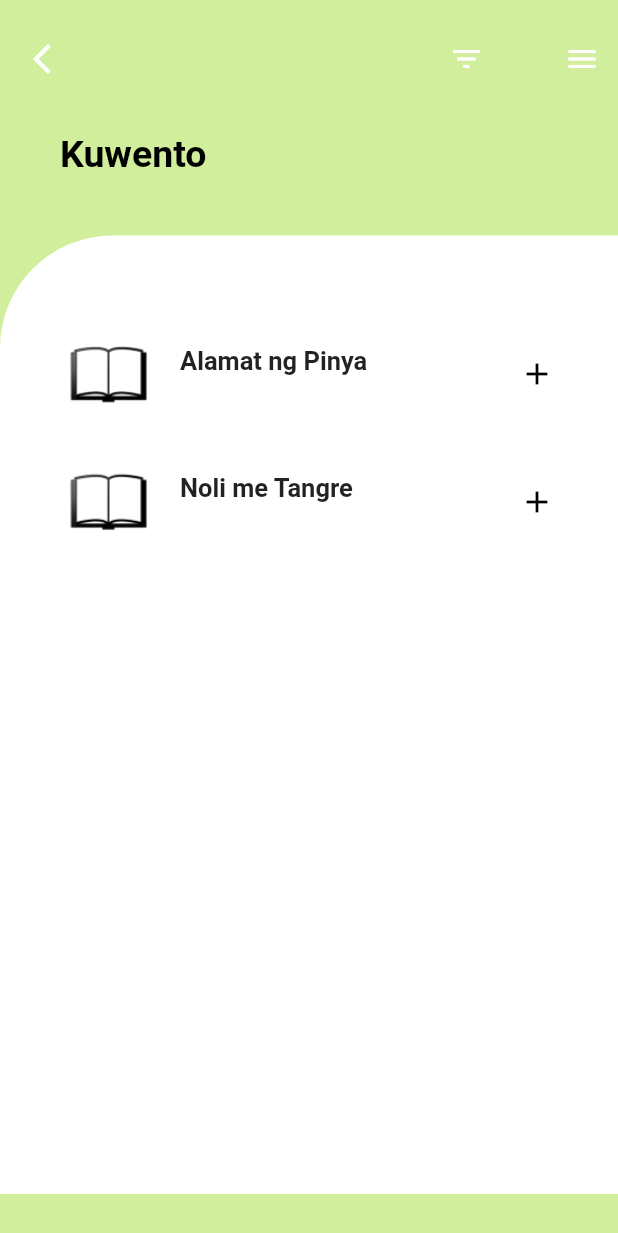
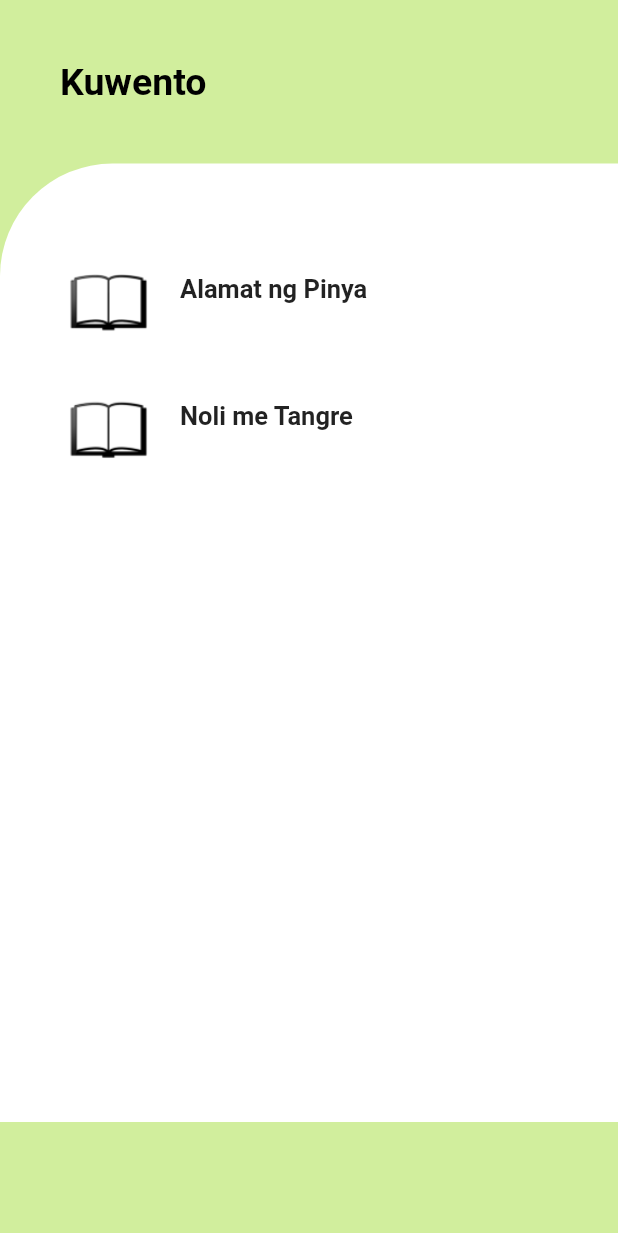
Before and after one commit to bluehacks2020/Team_Hackermen, a Flutter app: the screen it shows after launch, on a phone screen of 412 x 824 dp. Shown: the top 1233 px of the screen. Run offline on Flutter 3.47's test engine with Material 2 defaults, Android fonts, the phone set to English and light mode, and no system bars.

Commit message:
Added change screens to main screen buttons

```diff
--- a/lib/main.dart
+++ b/lib/main.dart
@@ -1,6 +1,7 @@
 import 'package:flutter/material.dart';
 import 'package:blue_hacks_kuwento/splash_screen.dart';
 import 'package:blue_hacks_kuwento/menu_screen.dart';
+import 'package:blue_hacks_kuwento/test_screen.dart';
 import 'dart:async';
 
 void main(){
@@ -14,7 +15,8 @@ class MyApp extends StatelessWidget {
         debugShowCheckedModeBanner: false,
         home: SplashScreen(),
         routes: <String, WidgetBuilder>{
-          "/MenuScreen": (BuildContext context) => new MenuScreen()
+          "/MenuScreen": (BuildContext context) => new MenuScreen(),
+          "/TestScreen": (BuildContext context) => new TestScreen()
         }
     );
   }
--- a/lib/menu_screen.dart
+++ b/lib/menu_screen.dart
@@ -18,30 +18,7 @@ class _MenuScreenState extends State<MenuScreen> {
             padding: EdgeInsets.only(top: 15.0, left: 10.0),
             child: Row(
               mainAxisAlignment: MainAxisAlignment.spaceBetween,
-              children: <Widget>[
-                IconButton(
-                  icon: Icon(Icons.arrow_back_ios),
-                  color: Colors.white,
-                  onPressed: () {},
-                ),
-                Container(
-                    width: 125.0,
-                    child: Row(
-                      mainAxisAlignment: MainAxisAlignment.spaceBetween,
-                      children: <Widget>[
-                        IconButton(
-                          icon: Icon(Icons.filter_list),
-                          color: Colors.white,
-                          onPressed: () {},
-                        ),
-                        IconButton(
-                          icon: Icon(Icons.menu),
-                          color: Colors.white,
-                          onPressed: () {},
-                        )
-                      ],
-                    ))
-              ],
+
             ),
           ),
           SizedBox(height: 25.0),
@@ -95,7 +72,7 @@ class _MenuScreenState extends State<MenuScreen> {
     return Padding(
         padding: EdgeInsets.only(left: 10.0, right: 10.0, top: 10.0),
         child: InkWell(
-          onTap: () {},
+          onTap: () {Navigator.of(context).pushNamed('/TestScreen');},
           child: Row(
             mainAxisAlignment: MainAxisAlignment.spaceBetween,
             children: <Widget>[
@@ -134,11 +111,6 @@ class _MenuScreenState extends State<MenuScreen> {
                   ]
                 )
               ),
-              IconButton(
-                icon: Icon(Icons.add),
-                color: Colors.black,
-                onPressed: () {}
-              )
             ],
           )
         ));
--- a/lib/splash_screen.dart
+++ b/lib/splash_screen.dart
@@ -9,6 +9,7 @@ class SplashScreen extends StatefulWidget{
 }
 
 class _SplashScreenState extends State<SplashScreen>{
+
   @override
   void initState(){
     super.initState();
```
Also changed, not shown: lib/test_screen.dart (added, +24 -0 lines).
